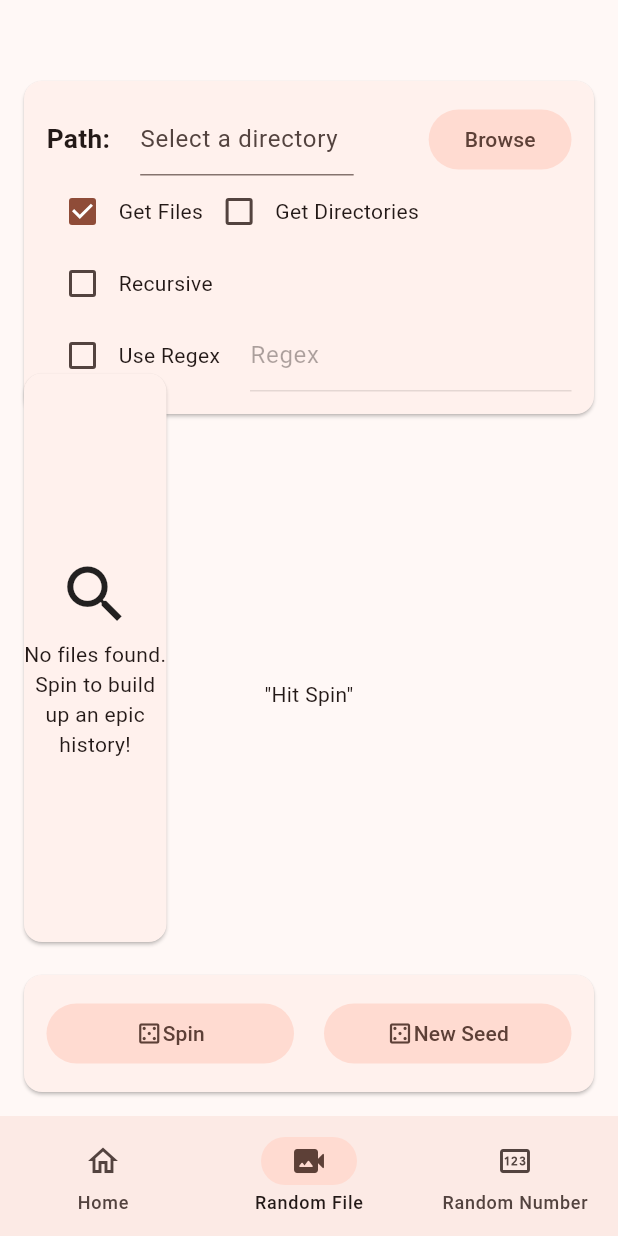
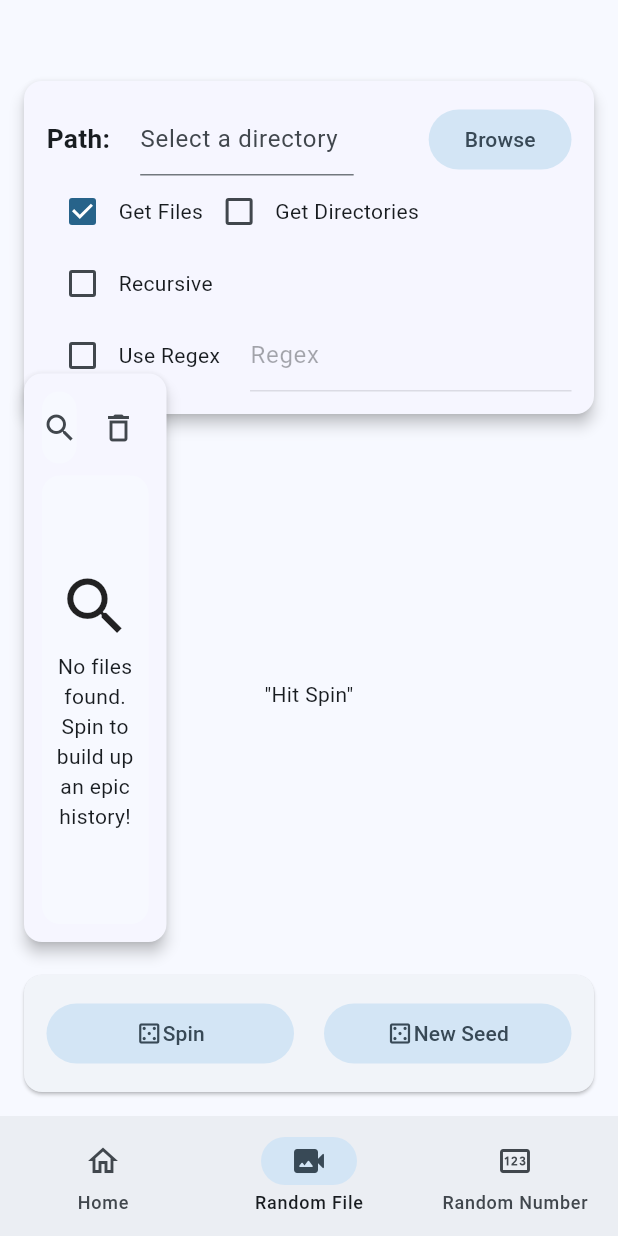
Before and after one commit to ru1t3rl/Flutter-Randomizer, a Flutter app: the screen it shows after launch, item 2 of the bottom bar chosen, after a tap on "Browse", on a phone screen of 412 x 824 dp. Run offline on Flutter 3.47's test engine with Material 2 defaults, Android fonts, the phone set to English and light mode, and no system bars; our stand-ins replace file_picker, shared_preferences; missing offline and left inert: flutter_meedu_videoplayer, open_app_file.

Commit message:
Added a search bar for the history and added a saving system for settings

```diff
--- a/lib/main.dart
+++ b/lib/main.dart
@@ -1,16 +1,18 @@
 import 'package:flutter/material.dart';
 import 'package:flutter_meedu_videoplayer/meedu_player.dart';
+import 'package:shared_preferences/shared_preferences.dart';
 
 import '../views/home.dart';
 import '../views/random_file_picker.dart';
 import '../views/random_number.dart';
 
 void main() {
-  initMeeduPlayer();//androidUseMediaKit: true);
+  initMeeduPlayer(); //androidUseMediaKit: true);
   runApp(const MyApp());
 }
 
 class MyApp extends StatefulWidget {
+
   const MyApp({super.key});
 
   @override
@@ -26,7 +28,7 @@ class _MyAppState extends State<MyApp> {
     return MaterialApp(
       title: 'Randomizer',
       theme: ThemeData(
-        colorScheme: ColorScheme.fromSeed(seedColor: Colors.deepOrange),
+        colorScheme: ColorScheme.fromSeed(seedColor: Colors.lightBlue),
         useMaterial3: true,
       ),
       home: Scaffold(
--- a/lib/views/random_file_picker.dart
+++ b/lib/views/random_file_picker.dart
@@ -4,6 +4,7 @@ import 'dart:math';
 import 'package:file_picker/file_picker.dart';
 import 'package:flutter/material.dart';
 import 'package:randomizer/widgets/file_history_card.dart';
+import 'package:shared_preferences/shared_preferences.dart';
 import '../widgets/text_checkbox.dart';
 
 import '../widgets/file_preview_card.dart';
@@ -16,6 +17,8 @@ class RandomFilePicker extends StatefulWidget {
 }
 
 class _RandomFilePickerState extends State<RandomFilePicker> {
+  late final SharedPreferences prefs;
+
   var directoryTF = TextEditingController();
   List<FileSystemEntity> files = [];
   final List<FileSystemEntity> _filesHistory = [];
@@ -41,7 +44,25 @@ class _RandomFilePickerState extends State<RandomFilePicker> {
   @override
   void initState() {
     super.initState();
+
+    WidgetsBinding.instance.addPostFrameCallback((_) {
+      _init();
+    });
+
     directoryTF.text = directoryPath;
+  }
+
+  void _init() async {
+    prefs = await SharedPreferences.getInstance();
+
+    setState(() {
+      directoryPath = prefs.getString('directoryPath') ?? directoryPath;
+      getFiles = prefs.getBool('getFiles') ?? getFiles;
+      getDirectories = prefs.getBool('getDirectories') ?? getDirectories;
+      recursive = prefs.getBool('recursive') ?? recursive;
+      useRegex = prefs.getBool('useRegex') ?? useRegex;
+      regex = prefs.getString('regex') ?? regex;
+    });
   }
 
   Future<void> setDirectoryPath() async {
@@ -53,6 +74,7 @@ class _RandomFilePickerState extends State<RandomFilePicker> {
     }
 
     directoryTF.text = directoryPath;
+    prefs.setString('directoryPath', directoryPath);
     setState(() => _dirty = true);
   }
 
@@ -63,17 +85,31 @@ class _RandomFilePickerState extends State<RandomFilePicker> {
     List<FileSystemEntity> directories = [];
 
     if (getFiles) {
+      try {
         files = Directory(directoryPath)
             .listSync(recursive: recursive)
             .whereType<File>()
             .toList();
+      } on PathNotFoundException {
+        setState(() {
+          _spinValue = 'Invalid directory!';
+        });
+        return;
+      }
     }
 
     if (getDirectories) {
+      try {
         directories = Directory(directoryPath)
             .listSync(recursive: recursive)
             .whereType<Directory>()
             .toList();
+      } on PathNotFoundException {
+        setState(() {
+          _spinValue = 'Invalid directory!';
+        });
+        return;
+      }
     }
 
     List<FileSystemEntity> allFiles = [...files, ...directories];
@@ -173,6 +209,10 @@ class _RandomFilePickerState extends State<RandomFilePicker> {
               mainAxisAlignment: MainAxisAlignment.spaceBetween,
               children: <Widget>[
                 Card(
+                  color: Theme.of(context).colorScheme.background,
+                  surfaceTintColor:
+                      Theme.of(context).colorScheme.tertiaryContainer,
+                  elevation: 4,
                   child: Padding(
                       padding: const EdgeInsets.all(15),
                       child: Column(children: [
@@ -219,6 +259,7 @@ class _RandomFilePickerState extends State<RandomFilePicker> {
                                             getFiles = value!;
                                           });
 
+                                          prefs.setBool('getFiles', value!);
                                           _dirty = true;
                                         }
                                       : null),
@@ -231,6 +272,8 @@ class _RandomFilePickerState extends State<RandomFilePicker> {
                                             getDirectories = value!;
                                           });
 
+                                          prefs.setBool(
+                                              'getDirectories', value!);
                                           _dirty = true;
                                         }
                                       : null),
@@ -243,6 +286,7 @@ class _RandomFilePickerState extends State<RandomFilePicker> {
                                             recursive = value!;
                                           });
 
+                                          prefs.setBool('recursive', value!);
                                           _dirty = true;
                                         }
                                       : null),
@@ -260,6 +304,7 @@ class _RandomFilePickerState extends State<RandomFilePicker> {
                                           useRegex = value!;
                                           _dirty = true;
                                         });
+                                        prefs.setBool('useRegex', value!);
                                       }
                                     : null),
                             const SizedBox(width: 20),
@@ -274,6 +319,8 @@ class _RandomFilePickerState extends State<RandomFilePicker> {
                                     regex = value;
                                     _dirty = true;
                                   });
+
+                                  prefs.setString('regex', value);
                                 },
                               ),
                             ),
@@ -282,7 +329,10 @@ class _RandomFilePickerState extends State<RandomFilePicker> {
                       ])),
                 ),
                 _isSpinResult
-                    ? FilePreviewCard(filePath: (_useHistory ? _filesHistory : files)[randomIndex].path)
+                    ? FilePreviewCard(
+                        filePath:
+                            (_useHistory ? _filesHistory : files)[randomIndex]
+                                .path)
                     : Text(
                         _spinValue,
                         key: Key(_spinValue),
@@ -330,6 +380,13 @@ class _RandomFilePickerState extends State<RandomFilePicker> {
                 child: FileHistoryCard(
                   files: _filesHistory,
                   onTapItem: onHistoryItemClicked,
+                  onTapClear: () async => setState(() {
+                    _useHistory = false;
+                    _isSpinResult = false;
+                    _spinValue =
+                        'There are ${files.length} files!\nHit spin again to get a new file!';
+                    _filesHistory.clear();
+                  }),
                 ),
               ),
             ),
--- a/lib/views/random_number.dart
+++ b/lib/views/random_number.dart
@@ -30,7 +30,7 @@ class _RandomNumberState extends State<RandomNumber> {
 
     _rnd = Random(_seed.hashCode);
 
-    WidgetsBinding.instance?.addPostFrameCallback((_) {
+    WidgetsBinding.instance.addPostFrameCallback((_) {
       initPrefs();
     });
   }
--- a/lib/widgets/file_history_card.dart
+++ b/lib/widgets/file_history_card.dart
@@ -5,15 +5,17 @@ import 'package:flutter/material.dart';
 class FileHistoryCard extends StatefulWidget {
   List<FileSystemEntity> files;
   final Future<void> Function(FileSystemEntity)? onTapItem;
+  final Future<void> Function()? onTapClear;
 
-  FileHistoryCard({super.key, required this.files, this.onTapItem});
+  FileHistoryCard(
+      {super.key, required this.files, this.onTapItem, this.onTapClear});
 
   @override
   State<StatefulWidget> createState() => _FileHistoryCardState();
 }
 
 class _FileHistoryCardState extends State<FileHistoryCard> {
-  late final List<FileSystemEntity> _files;
+  late List<FileSystemEntity> _files;
 
   @override
   void initState() {
@@ -24,6 +26,12 @@ class _FileHistoryCardState extends State<FileHistoryCard> {
   Future<void> _handleTap(FileSystemEntity file) async {
     if (widget.onTapItem != null) {
       await widget.onTapItem?.call(file);
+    }
+  }
+
+  Future<void> _handleClear() async {
+    if (widget.onTapClear != null) {
+      await widget.onTapClear?.call();
     }
   }
 
@@ -61,24 +69,83 @@ class _FileHistoryCardState extends State<FileHistoryCard> {
   @override
   Widget build(BuildContext context) {
     return Card(
+      color: Theme.of(context).colorScheme.background,
+      surfaceTintColor: Theme.of(context).colorScheme.tertiaryContainer,
+      elevation: 4,
+      child: Padding(
+        padding: const EdgeInsets.all(8),
+        child: Column(
+          children: [
+            Row(
+              children: [
+                Expanded(
+                  child: Card(
+                    shape: RoundedRectangleBorder(
+                      borderRadius: BorderRadius.circular(50),
+                    ),
+                    elevation: 1,
+                    shadowColor: Colors.transparent,
+                    color: Theme.of(context).colorScheme.background,
+                    child: TextField(
+                      decoration: const InputDecoration(
+                        hintText: 'Search files',
+                        border: InputBorder.none,
+                        prefixIcon: Icon(Icons.search),
+                      ),
+                      onChanged: (value) {
+                        setState(() {
+                          _files = widget.files
+                              .where((element) => element.path.contains(value))
+                              .toList();
+                        });
+                      },
+                    ),
+                  ),
+                ),
+                IconButton(
+                  onPressed: _handleClear,
+                  icon: const Icon(Icons.delete_outline),
+                ),
+              ],
+            ),
+            Expanded(
+              child: Card(
+                elevation: 2,
+                color: Theme.of(context).colorScheme.surface,
+                shadowColor: Colors.transparent,
+                child: Padding(
+                  padding: const EdgeInsets.all(8),
                   child: _files.isNotEmpty
                       ? ListView(
                           children: [
                             for (final file in _files)
-                  Card(
+                              Center(
+                                child: Card(
                                   elevation: 0,
-                    color: Theme.of(context).colorScheme.surfaceVariant,
-                    child: InkWell(
-                      splashColor: Theme.of(context).colorScheme.secondaryContainer,
+                                  color: Theme.of(context)
+                                      .colorScheme
+                                      .surfaceVariant,
+                                  child: ListTile(
+                                    leading: _getIcon(file.path
+                                        .split(Platform.pathSeparator)
+                                        .last),
+                                    title: Text(
+                                      file.path
+                                          .split(Platform.pathSeparator)
+                                          .last,
+                                      overflow: TextOverflow.ellipsis,
+                                    ),
+                                    // subtitle: Text(file.path),
+                                    trailing: InkWell(
+                                      splashColor: Theme.of(context)
+                                          .colorScheme
+                                          .secondaryContainer,
                                       borderRadius: BorderRadius.circular(8),
                                       onTap: () => {_handleTap(file)},
-                      child: ListTile(
-                        leading: _getIcon(
-                            file.path.split(Platform.pathSeparator).last),
-                        title:
-                            Text(file.path.split(Platform.pathSeparator).last),
-                        // subtitle: Text(file.path),
-                        trailing: const Icon(Icons.chevron_right),
+                                      child: const Icon(
+                                          Icons.chevron_right_rounded,
+                                          size: 35),
+                                    ),
                                   ),
                                 ),
                               ),
@@ -96,6 +163,12 @@ class _FileHistoryCardState extends State<FileHistoryCard> {
                             ],
                           ),
                         ),
+                ),
+              ),
+            ),
+          ],
+        ),
+      ),
     );
   }
 }
--- a/lib/widgets/nummeric_updown.dart
+++ b/lib/widgets/nummeric_updown.dart
@@ -33,7 +33,7 @@ class _NummericUpDownState extends State<NummericUpDown> {
     super.initState();
     _inputTEC.text = _statefullValue.toString();
 
-    WidgetsBinding.instance?.addPostFrameCallback((_) {
+    WidgetsBinding.instance.addPostFrameCallback((_) {
       setState(() {
         _statefullValue = widget.value ?? 0;
         _inputTEC.text = _statefullValue.toString();
--- a/pubspec.yaml
+++ b/pubspec.yaml
@@ -37,7 +37,7 @@ dependencies:
   file_picker: 5.3.1
   flutter_meedu_videoplayer: ^4.2.20
   open_app_file: ^4.0.2
-  shared_preferences: ^2.2.0
+  shared_preferences: ^2.2.1
 
 dev_dependencies:
   flutter_test:
```
Also changed, not shown: lib/widgets/file_preview_card.dart (+13 -2 lines), pubspec.lock. Lines whose indentation alone changed are shown as unchanged.
